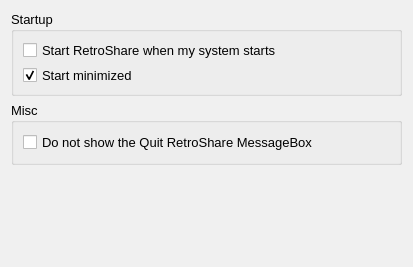
This is retroshare-gui/src/gui/settings/GeneralPage.ui in RetroShare/RetroShare as Qt 5 draws it before an edit. The edited form follows.
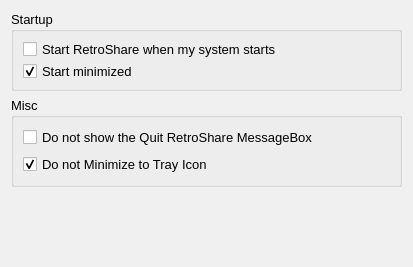
This is the edited form.

Commit message: added Enable disable minimize to Tray feature when closing RetroShare

Diff of the .ui file:
```diff
--- a/retroshare-gui/src/gui/settings/GeneralPage.ui
+++ b/retroshare-gui/src/gui/settings/GeneralPage.ui
@@ -545,6 +545,16 @@
         </property>
        </widget>
       </item>
+      <item row="1" column="0">
+       <widget class="QCheckBox" name="checkClosetoTray">
+        <property name="text">
+         <string>Do not Minimize to Tray Icon</string>
+        </property>
+        <property name="checked">
+         <bool>true</bool>
+        </property>
+       </widget>
+      </item>
      </layout>
     </widget>
    </item>
```
The commit also changes 3 other files.
